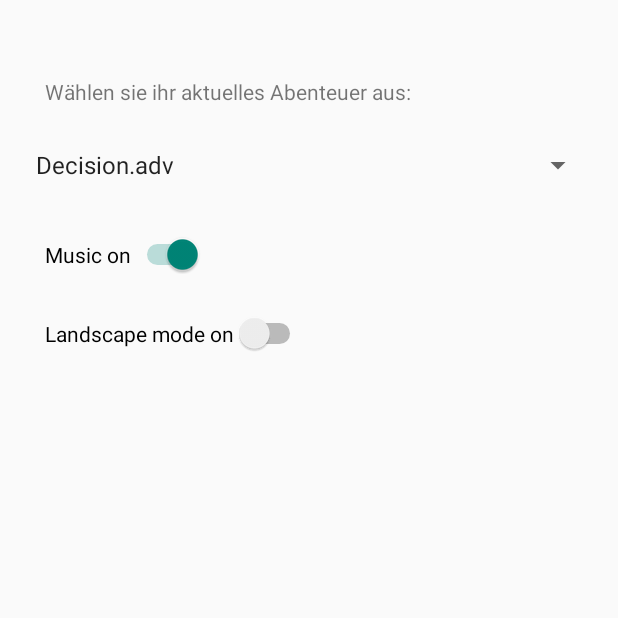
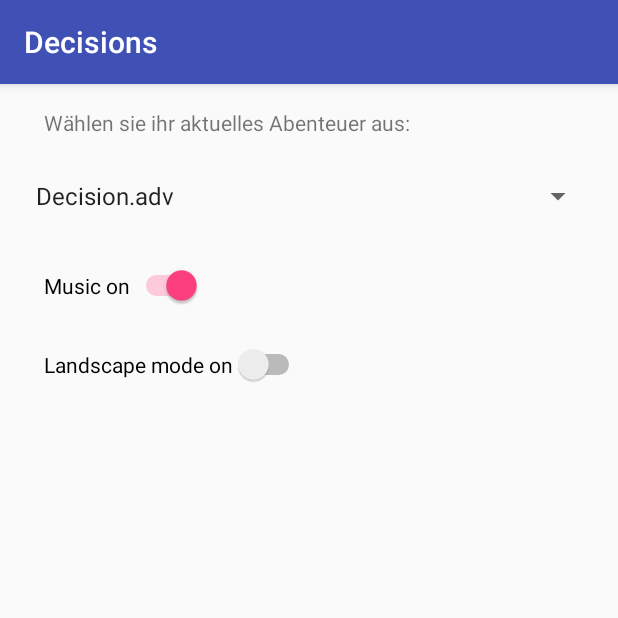
Before and after one commit to Rixxc/Decisions, an Android app: the Einstellungen screen opened directly, with no data from a screen before it, on a phone screen of 412 x 824 dp, the top half of it. Run offline under Robolectric (Android 15) with nearby library versions, the light colour scheme and no system bars; 1 statement that could not run was skipped.

Commit message:
Musiksteuerung verbessert, sowie kleinere Design Anpassungen

```diff
--- a/app/src/main/AndroidManifest.xml
+++ b/app/src/main/AndroidManifest.xml
@@ -22,8 +22,8 @@
             android:theme="@style/Theme.AppCompat.Light.NoActionBar" />
         //Drehen des Bildschirms verhinder
         <activity android:name=".EndScreen" />
-        <activity android:name=".Einstellungen"
-            android:theme="@style/Theme.AppCompat.Light.NoActionBar" />
+        <activity android:name=".Einstellungen"/>
+            //android:theme="@style/Theme.AppCompat.Light.NoActionBar" />
     </application>
 
 </manifest>
--- a/app/src/main/java/com/rixxc/decisions/Einstellungen.java
+++ b/app/src/main/java/com/rixxc/decisions/Einstellungen.java
@@ -1,5 +1,6 @@
 package com.rixxc.decisions;
 
+import android.content.Context;
 import android.content.SharedPreferences;
 import android.content.res.AssetFileDescriptor;
 import android.media.MediaPlayer;
@@ -9,6 +10,7 @@ import android.widget.ArrayAdapter;
 import android.widget.CompoundButton;
 import android.widget.Spinner;
 import android.widget.Switch;
+import android.widget.Toast;
 import android.widget.ToggleButton;
 
 import java.io.File;
@@ -29,6 +31,7 @@ public class Einstellungen extends AppCompatActivity {
     protected void onCreate(Bundle savedInstanceState) {
         super.onCreate(savedInstanceState);
         setContentView(R.layout.activity_einstellungen);
+        final Context test = getApplicationContext();
 
         settings = getSharedPreferences("settings", MODE_PRIVATE);
         editsettings = settings.edit();
@@ -63,6 +66,8 @@ public class Einstellungen extends AppCompatActivity {
                     editsettings.putBoolean("Musik", true);
                     try {
                         AssetFileDescriptor assetFileDescriptor = getAssets().openFd("mysteriös.mp3");
+
+                        mediaPlayer = new MediaPlayer();
 
                         mediaPlayer.setDataSource(assetFileDescriptor.getFileDescriptor());
                         mediaPlayer.prepare();
--- a/app/src/main/res/layout/activity_einstellungen.xml
+++ b/app/src/main/res/layout/activity_einstellungen.xml
@@ -14,13 +14,12 @@
         android:text="Wählen sie ihr aktuelles Abenteuer aus:"
         android:layout_width="wrap_content"
         android:layout_height="wrap_content"
-        android:layout_marginTop="35dp"
         android:id="@+id/AbenteuerAuswahlText"
-        android:layout_below="@+id/ScreenModeText"
-        android:layout_alignLeft="@+id/ScreenModeText"
-        android:layout_alignStart="@+id/ScreenModeText"
-        android:layout_marginLeft="14dp"
-        android:layout_marginStart="14dp" />
+        android:layout_marginLeft="13dp"
+        android:layout_marginStart="13dp"
+        android:layout_alignParentTop="true"
+        android:layout_alignParentLeft="true"
+        android:layout_alignParentStart="true" />
 
     <Spinner
         android:layout_width="match_parent"
```
